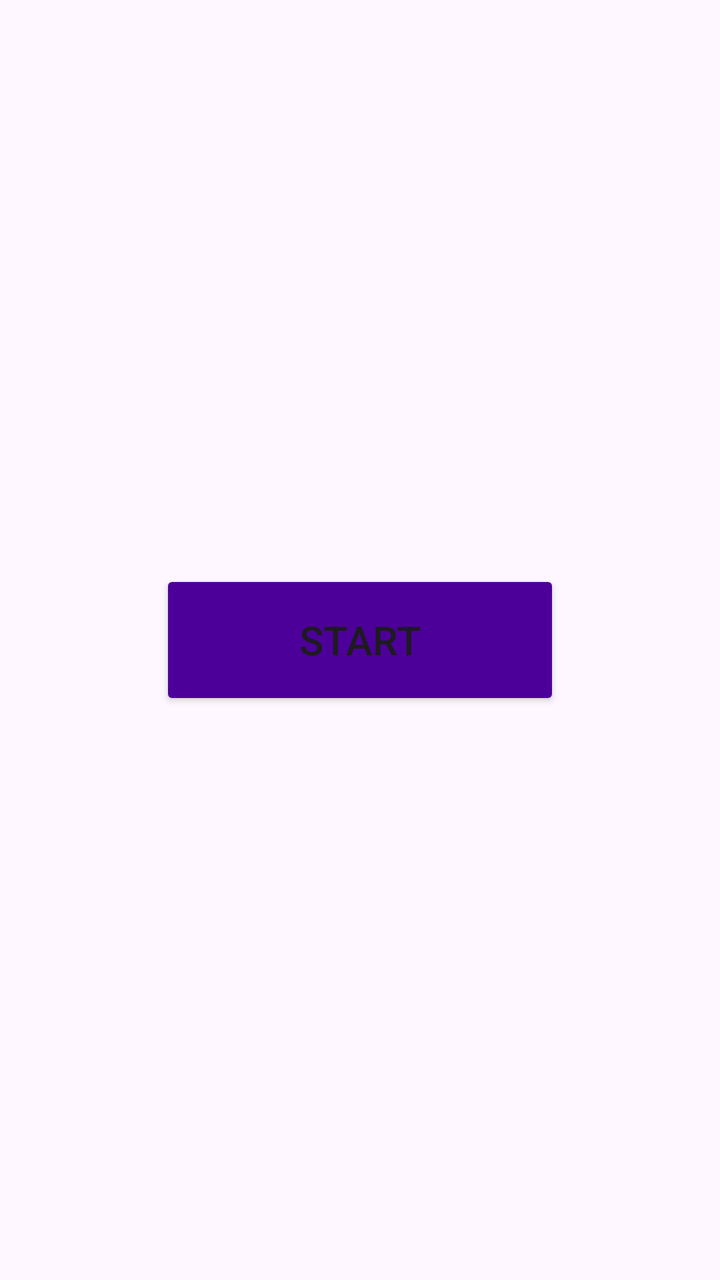
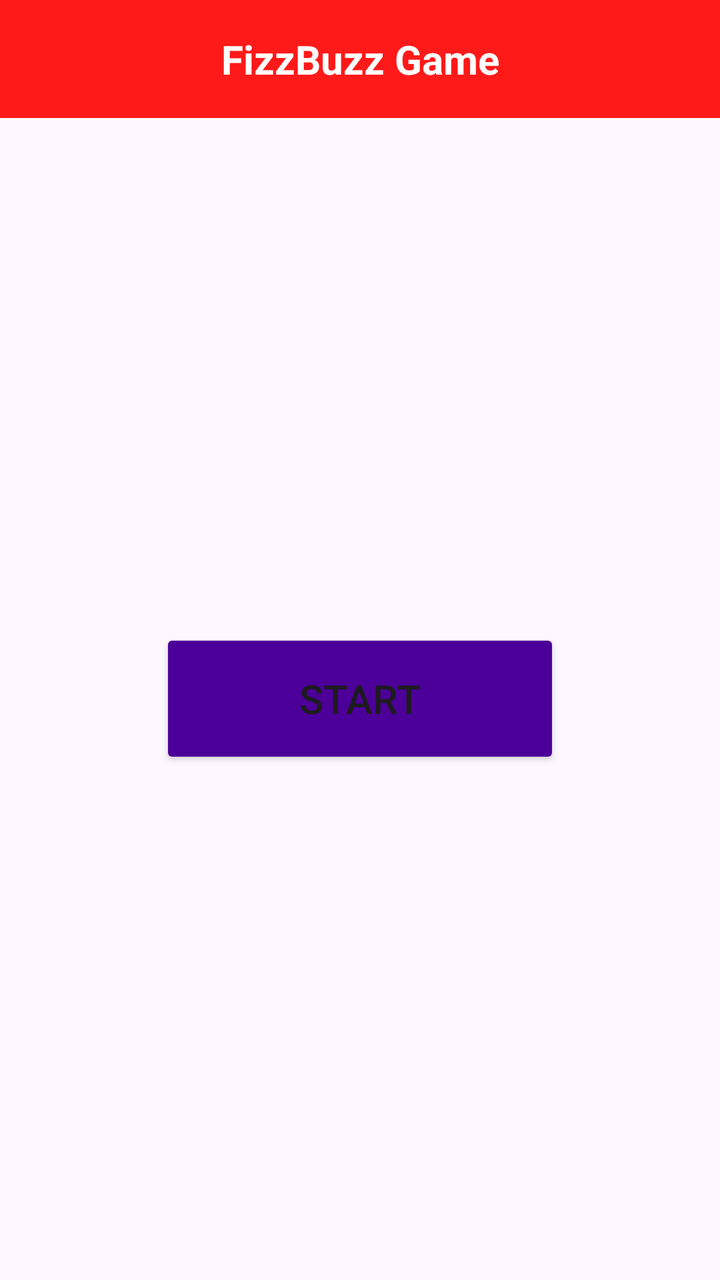

Two renders of the same Android screen: before a commit and after it. Below are the layout's source before the change and the commit's diff.
<!-- AndroidManifest.xml: application theme Theme.FizzBizzApp -->
<!-- res/layout/activity_main.xml -->
<?xml version="1.0" encoding="utf-8"?>
<LinearLayout xmlns:android="http://schemas.android.com/apk/res/android"
    xmlns:app="http://schemas.android.com/apk/res-auto"
    xmlns:tools="http://schemas.android.com/tools"
    android:id="@+id/main"
    android:layout_width="match_parent"
    android:layout_height="match_parent"
    tools:context=".MainActivity"
    android:orientation="vertical"
    android:gravity="center">

    <Button
        android:id="@+id/startBtn"
        android:layout_width="200dp"
        android:layout_height="70dp"
        android:text="Start"
        android:textSize="@dimen/text_size"
        android:layout_gravity="center"
        android:backgroundTint="@color/second_clr"/>

</LinearLayout>
<!-- resources referenced by this layout -->
<resources>
  <color name="second_clr">#4d0099</color>
  <dimen name="text_size">20sp</dimen>
  <style name="Theme.FizzBizzApp" parent="Base.Theme.FizzBizzApp" />
  <style name="Base.Theme.FizzBizzApp" parent="Theme.Material3.DayNight.NoActionBar">
          
          
      </style>
</resources>

<!-- the commit's change to res/layout/activity_main.xml (unified diff, before → after) -->
@@ -6,16 +6,32 @@
     android:layout_width="match_parent"
     android:layout_height="match_parent"
     tools:context=".MainActivity"
-    android:orientation="vertical"
-    android:gravity="center">
+    android:orientation="vertical">
 
-    <Button
-        android:id="@+id/startBtn"
-        android:layout_width="200dp"
-        android:layout_height="70dp"
-        android:text="Start"
-        android:textSize="@dimen/text_size"
-        android:layout_gravity="center"
-        android:backgroundTint="@color/second_clr"/>
+    <TextView
+        android:layout_width="match_parent"
+        android:layout_height="wrap_content"
+        android:background="@color/primary"
+        android:gravity="center"
+        android:padding="16dp"
+        android:text="FizzBuzz Game"
+        android:textColor="@color/white"
+        android:textSize="20sp"
+        android:textStyle="bold" />
+
+    <RelativeLayout
+        android:layout_width="match_parent"
+        android:layout_height="match_parent">
+
+        <Button
+            android:id="@+id/startBtn"
+            android:layout_width="200dp"
+            android:layout_height="70dp"
+            android:layout_centerInParent="true"
+            android:backgroundTint="@color/second_clr"
+            android:text="Start"
+            android:textSize="@dimen/text_size" />
+
+    </RelativeLayout>
 
 </LinearLayout>
<!-- resource entries referenced after the edit -->
@@ -1,6 +1,8 @@
 <!-- resources referenced by this layout -->
 <resources>
+  <color name="primary">#ff1a1a</color>
   <color name="second_clr">#4d0099</color>
+  <color name="white">#fff</color>
   <dimen name="text_size">20sp</dimen>
   <style name="Theme.FizzBizzApp" parent="Base.Theme.FizzBizzApp" />
   <style name="Base.Theme.FizzBizzApp" parent="Theme.Material3.DayNight.NoActionBar">
